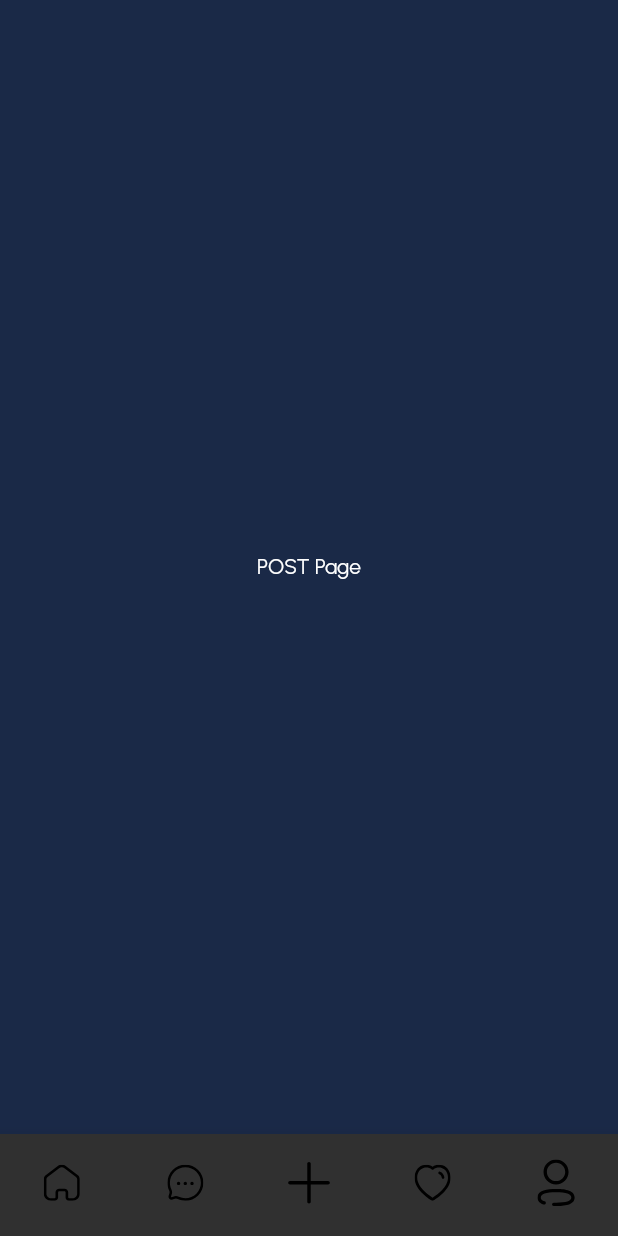
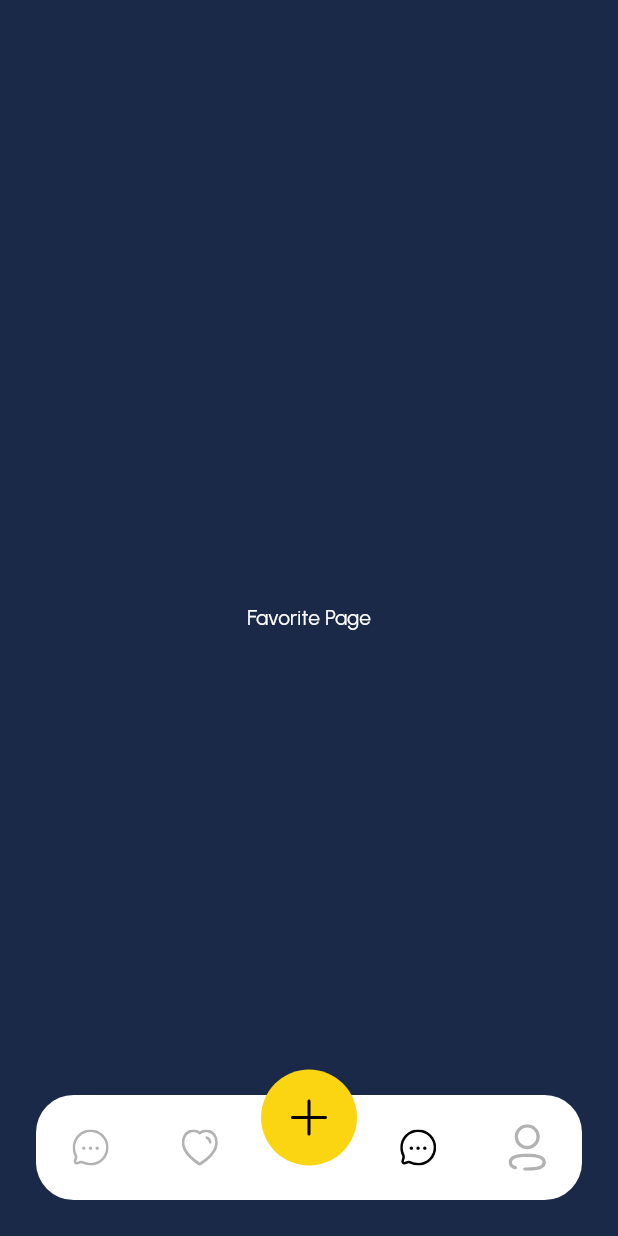
Before and after one commit to ThaoDinhMinh/flutter_app, a Flutter app: the Mainpage screen opened by its route, item 3 of the bottom bar chosen, on a phone screen of 412 x 824 dp. Run offline on Flutter 3.47's test engine with Material 2 defaults, Android fonts, the light colour scheme and no system bars; our stand-ins replace flutter_svg.

Commit message:
complete bottom navigation

```diff
--- /dev/null
+++ b/lib/components/bottom_item_navigation.dart
@@ -0,0 +1,29 @@
+import 'package:flutter/material.dart';
+import 'package:flutter_svg/svg.dart';
+import '../pages/main_page.dart';
+
+class BottomItemNavigation extends StatelessWidget {
+  final VoidCallback onPressed;
+  final String icon;
+  final Menus current;
+  final Menus name;
+  const BottomItemNavigation(
+      {super.key,
+      required this.onPressed,
+      required this.icon,
+      required this.current,
+      required this.name});
+
+  @override
+  Widget build(BuildContext context) {
+    return IconButton(
+      onPressed: onPressed,
+      icon: SvgPicture.asset(
+        icon,
+        colorFilter: ColorFilter.mode(
+            current == name ? Colors.black : Colors.black.withOpacity(0.3),
+            BlendMode.srcIn),
+      ),
+    );
+  }
+}
--- a/lib/pages/main_page.dart
+++ b/lib/pages/main_page.dart
@@ -1,6 +1,8 @@
 import 'package:flutter/material.dart';
+import 'package:flutter_list_detail/components/bottom_item_navigation.dart';
 import 'package:flutter_list_detail/pages/home_page.dart';
 import 'package:flutter_list_detail/pages/profile_page.dart';
+import 'package:flutter_list_detail/styles/app_colors.dart';
 import 'package:flutter_svg/svg.dart';
 
 class Mainpage extends StatefulWidget {
@@ -11,43 +13,19 @@ class Mainpage extends StatefulWidget {
 }
 
 class _MainpageState extends State<Mainpage> {
-  int currentIndex = 0;
+  Menus currenIndex = Menus.home;
   @override
   Widget build(BuildContext context) {
     return Scaffold(
-      body: pages[currentIndex],
-      bottomNavigationBar: BottomNavigationBar(
-        items: [
-          BottomNavigationBarItem(
-            icon: SvgPicture.asset('assets/icon/Home.svg'),
-            label: 'Home',
-          ),
-          BottomNavigationBarItem(
-            icon: SvgPicture.asset('assets/icon/Chat.svg'),
-            label: 'Chat',
-          ),
-          BottomNavigationBarItem(
-            icon: SvgPicture.asset('assets/icon/Plus.svg'),
-            label: 'Add',
-          ),
-          BottomNavigationBarItem(
-            icon: SvgPicture.asset('assets/icon/Heart.svg'),
-            label: 'Heart',
-          ),
-          BottomNavigationBarItem(
-            icon: SvgPicture.asset('assets/icon/Profile.svg'),
-            label: 'User',
-          ),
-        ],
-        currentIndex: currentIndex,
-        onTap: (index) {
+      extendBody: true,
+      body: pages[currenIndex.index],
+      bottomNavigationBar: MyBottomNavigation(
+        currenIndex: currenIndex,
+        onTap: (value) {
           setState(() {
-            currentIndex = index;
+            currenIndex = value;
           });
         },
-        type: BottomNavigationBarType.fixed,
-        showUnselectedLabels: false,
-        showSelectedLabels: false,
       ),
     );
   }
@@ -66,3 +44,89 @@ class _MainpageState extends State<Mainpage> {
     ProfilePage(),
   ];
 }
+
+enum Menus { home, favorite, add, message, user }
+
+class MyBottomNavigation extends StatelessWidget {
+  final Menus currenIndex;
+  final ValueChanged<Menus> onTap;
+  const MyBottomNavigation(
+      {super.key, required this.currenIndex, required this.onTap});
+
+  @override
+  Widget build(BuildContext context) {
+    return Container(
+      height: 87,
+      margin: EdgeInsets.all(24),
+      child: Stack(
+        children: [
+          Positioned(
+            top: 17,
+            left: 0,
+            right: 0,
+            child: Container(
+              height: 70,
+              decoration: BoxDecoration(
+                color: AppColors.white,
+                borderRadius: BorderRadius.all(Radius.circular(25)),
+              ),
+              child: Row(
+                children: [
+                  Expanded(
+                    child: BottomItemNavigation(
+                        onPressed: () => onTap(Menus.home),
+                        icon: 'assets/icon/Chat.svg',
+                        current: currenIndex,
+                        name: Menus.home),
+                  ),
+                  Expanded(
+                    child: BottomItemNavigation(
+                        onPressed: () => onTap(Menus.favorite),
+                        icon: 'assets/icon/Heart.svg',
+                        current: currenIndex,
+                        name: Menus.favorite),
+                  ),
+                  Spacer(),
+                  Expanded(
+                    child: BottomItemNavigation(
+                        onPressed: () => onTap(Menus.message),
+                        icon: 'assets/icon/Chat.svg',
+                        current: currenIndex,
+                        name: Menus.message),
+                  ),
+                  Expanded(
+                    child: BottomItemNavigation(
+                        onPressed: () => onTap(Menus.user),
+                        icon: 'assets/icon/Profile.svg',
+                        current: currenIndex,
+                        name: Menus.user),
+                  ),
+                ],
+              ),
+            ),
+          ),
+          Positioned(
+            top: 0,
+            left: 0,
+            right: 0,
+            child: GestureDetector(
+              onTap: () {
+                onTap(Menus.add);
+              },
+              child: Container(
+                height: 64,
+                width: 64,
+                padding: EdgeInsets.all(16),
+                decoration: BoxDecoration(
+                  color: AppColors.primary,
+                  shape: BoxShape.circle,
+                ),
+                child: SvgPicture.asset('assets/icon/Plus.svg'),
+              ),
+            ),
+          ),
+        ],
+      ),
+    );
+  }
+}
```
